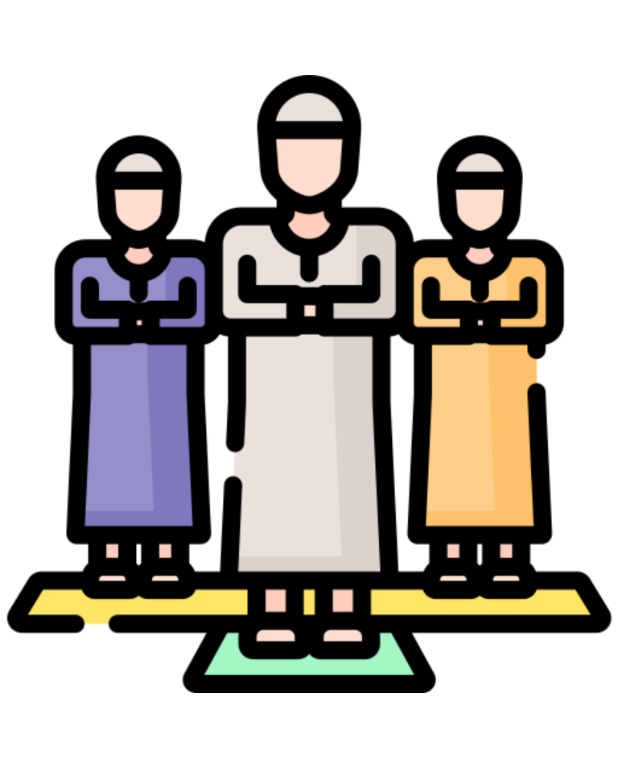
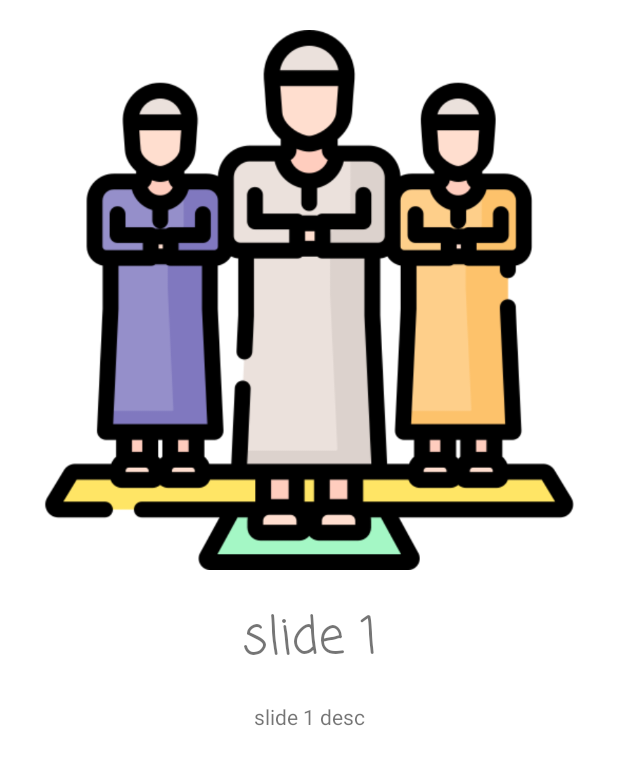
Before and after one commit to imranissufo/salah, an Android app: the layout slides_layout.xml on its own in the app's theme, with its tools: preview values and no code run, on a phone screen of 412 x 824 dp. Shown: the top 765 px of the screen. Run offline under Robolectric (Android 15) with nearby library versions, the phone set to English and light mode, and no system bars.

Commit message:
slider adapter

```diff
--- /dev/null
+++ b/app/src/main/java/com/salah/util/SliderAdapter.java
@@ -0,0 +1,4 @@
+package com.salah.util;
+
+public class SliderAdapter {
+}
--- a/app/src/main/res/layout/slides_layout.xml
+++ b/app/src/main/res/layout/slides_layout.xml
@@ -7,10 +7,36 @@
 
     <ImageView
         android:id="@+id/imageView"
-        android:layout_width="wrap_content"
-        android:layout_height="wrap_content"
+        android:layout_width="0dp"
+        android:layout_height="400dp"
+        android:padding="20dp"
         app:layout_constraintEnd_toEndOf="parent"
         app:layout_constraintStart_toStartOf="parent"
         app:layout_constraintTop_toTopOf="parent"
         app:srcCompat="@drawable/dua" />
+
+    <TextView
+        android:id="@+id/textView"
+        android:layout_width="wrap_content"
+        android:layout_height="wrap_content"
+        android:fontFamily="casual"
+        android:gravity="center"
+        android:text="@string/os_s1_title"
+        android:textSize="34sp"
+        app:layout_constraintEnd_toEndOf="parent"
+        app:layout_constraintStart_toStartOf="parent"
+        app:layout_constraintTop_toBottomOf="@+id/imageView" />
+
+    <TextView
+        android:id="@+id/textView2"
+        android:layout_width="wrap_content"
+        android:layout_height="wrap_content"
+        android:layout_marginTop="16dp"
+        android:gravity="center"
+        android:text="@string/os_s1_desc"
+        app:layout_constraintEnd_toEndOf="parent"
+        app:layout_constraintStart_toStartOf="parent"
+        app:layout_constraintTop_toBottomOf="@+id/textView" />
+
+
 </androidx.constraintlayout.widget.ConstraintLayout>
```
